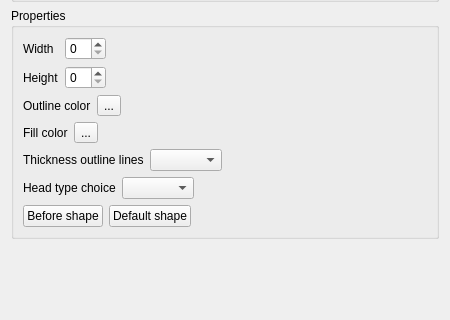
The window that sources/Forms/formarrows.ui (jose94752/ClipEdit) describes before a commit, drawn with Qt 5; both pictures show x 0 to 450 and y 159 to 479 of the 450 by 577 pixel window.
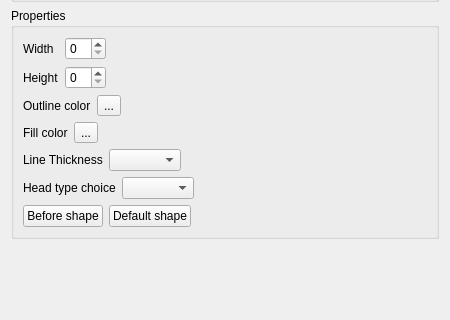
The same window after the commit. Custom widgets are drawn as their Qt base class.

Commit message: Update from Thickness Outline Line to Line Thickness on Spec, Forms and ArrowsGraphicsItem class

```diff
--- a/sources/Forms/formarrows.ui
+++ b/sources/Forms/formarrows.ui
@@ -187,7 +187,7 @@
         <item>
          <widget class="QLabel" name="labelThicknessOutlineLines">
           <property name="text">
-           <string>Thickness outline lines</string>
+           <string>Line Thickness</string>
           </property>
          </widget>
         </item>
```
Left out of the diff: 4 changed lines with no effect on the pictures. The commit also changes 8 other files.
